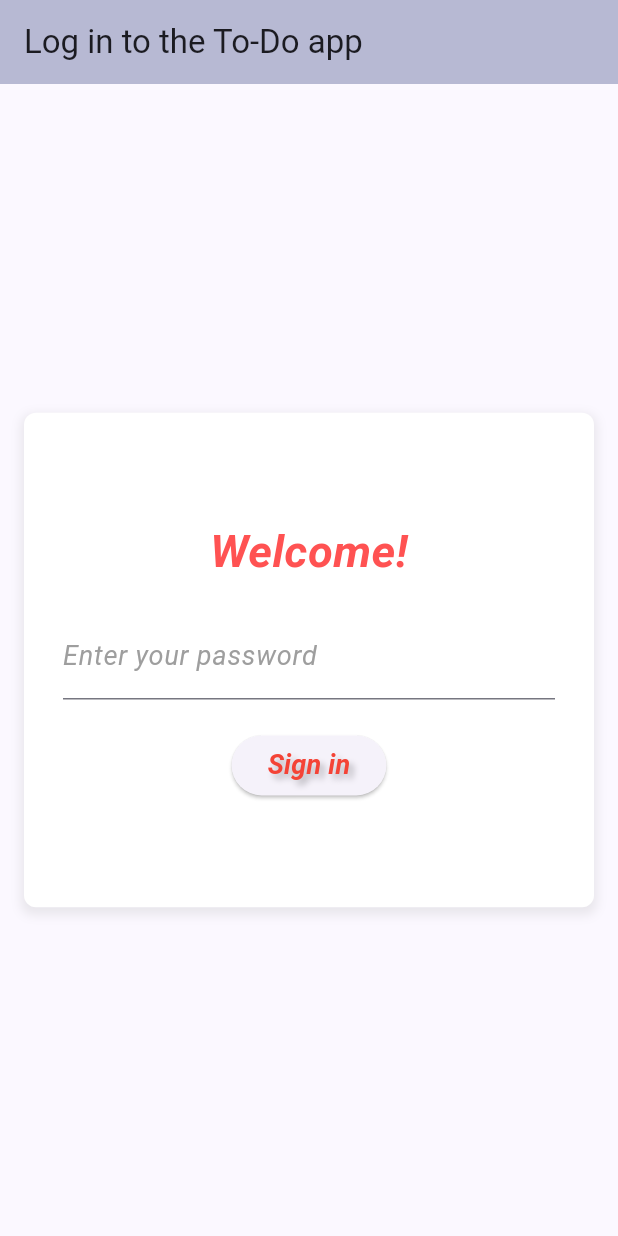
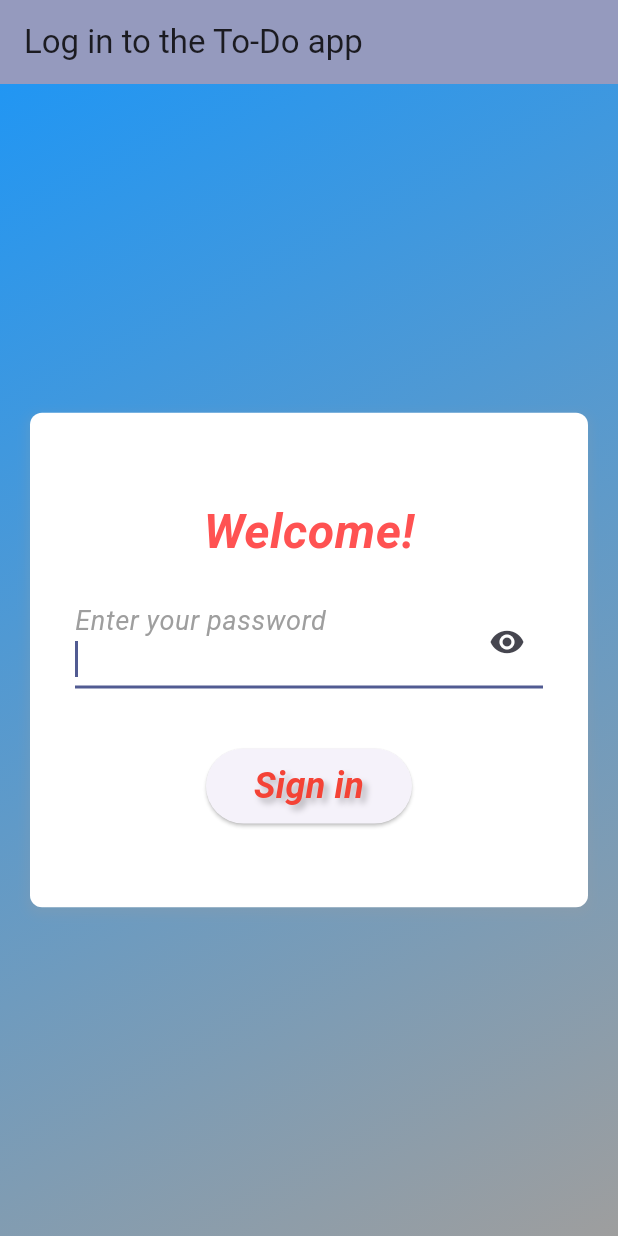
Before and after one commit to Spartakm67/flutter_home_work8, a Flutter app: the screen it shows after launch, on a phone screen of 412 x 824 dp. Run offline on Flutter 3.47's test engine with Material 3 defaults, Android fonts, the phone set to English and light mode, and no system bars; our stand-ins replace flutter_dotenv.

Commit message:
Styles updated

```diff
--- a/lib/main.dart
+++ b/lib/main.dart
@@ -1,6 +1,5 @@
 import 'package:flutter/material.dart';
 import 'package:flutter_dotenv/flutter_dotenv.dart';
-import 'package:flutter_home_work8/screens/home_screen.dart';
 import 'package:flutter_home_work8/screens/todo_screen.dart';
 import 'package:flutter_home_work8/screens/password_screen.dart';
 
@@ -15,7 +14,8 @@ class MyApp extends StatelessWidget {
   @override
   Widget build(BuildContext context) {
     return MaterialApp(
-      title: 'Flutter Demo',
+      debugShowCheckedModeBanner: false,
+      title: 'Flutter HW8',
       theme: ThemeData(
         colorScheme: ColorScheme.fromSeed(seedColor: Colors.indigo),
         useMaterial3: true,
@@ -23,7 +23,6 @@ class MyApp extends StatelessWidget {
       initialRoute: '/',
       routes: {
         '/': (context) => const PasswordScreen(),
-        '/home': (context) => const HomeScreen(),
         '/todo': (context) => const TodoScreen(),
       },
     );
--- a/lib/screens/password_screen.dart
+++ b/lib/screens/password_screen.dart
@@ -13,23 +13,17 @@ class PasswordScreen extends StatefulWidget {
 class PasswordScreenState extends State<PasswordScreen> {
   final TextEditingController _passwordController = TextEditingController();
   final String _correctPassword = dotenv.env['PASSWORD'] ?? '';
+  bool _obscureText = true;
 
-  void _checkPassword() {
-    if (_passwordController.text == _correctPassword) {
-      ScaffoldMessenger.of(context).showSnackBar(
-        const SnackBar(
-          content: Text('Successful login!'),
-        ),
-      );
-      Navigator.pushReplacementNamed(context, '/todo');
-    } else {
-      ScaffoldMessenger.of(context).showSnackBar(
-        const SnackBar(
-          content: Text('Invalid password!'),
-        ),
-      );
-      _passwordController.clear();
+  @override
+  void initState() {
+    super.initState();
   }
+
+  @override
+  void dispose() {
+    _passwordController.dispose();
+    super.dispose();
   }
 
   @override
@@ -37,14 +31,22 @@ class PasswordScreenState extends State<PasswordScreen> {
     return Scaffold(
       appBar: AppBar(
         title: const Text('Log in to the To-Do app'),
-        backgroundColor: Theme.of(context).colorScheme.primary.withOpacity(0.4),
+        backgroundColor: Theme.of(context).colorScheme.primary.withOpacity(0.6),
       ),
-      body: Center(
+      body: Container(
+        decoration: const BoxDecoration(
+          gradient: LinearGradient(
+            colors: [Colors.blue, Colors.grey],
+            begin: Alignment.topLeft,
+            end: Alignment.bottomRight,
+          ),
+        ),
+        child: Center(
           child: Padding(
-          padding: const EdgeInsets.all(16.0),
+            padding: const EdgeInsets.all(20.0),
             child: Container(
               height: MediaQuery.of(context).size.height * 0.4,
-            padding: const EdgeInsets.all(26.0),
+              padding: const EdgeInsets.all(30.0),
               decoration: ContainerStyles.containerDecoration,
               child: Column(
                 mainAxisAlignment: MainAxisAlignment.center,
@@ -58,19 +60,32 @@ class PasswordScreenState extends State<PasswordScreen> {
                     decoration: InputDecoration(
                       labelText: 'Enter your password',
                       labelStyle: TextStyles.labelText(context),
-                    // alignLabelWithHint: true,
+                      suffixIcon: IconButton(
+                        icon: Icon(
+                          _obscureText ? Icons.visibility : Icons.visibility_off,
                         ),
-                  textAlign: TextAlign.center,
-                  obscureText: true,
+                        onPressed: () {
+                          setState(() {
+                            _obscureText = !_obscureText;
+                          });
+                        },
+                      ),
+                    ),
+                    // textAlign: TextAlign.center,
+                    obscureText: _obscureText,
+                    autofocus: true,
                   ),
                   const SizedBox(
-                  height: 20,
+                    height: 40,
                   ),
                   ElevatedButton(
                     onPressed: _checkPassword,
-                  child: const Text(
+                    child: const Padding(
+                      padding: EdgeInsets.all(8.0),
+                      child: Text(
                         'Sign in',
                         style: TextStyles.buttonText,
+                      ),
                     ),
                   ),
                 ],
@@ -78,6 +93,26 @@ class PasswordScreenState extends State<PasswordScreen> {
             ),
           ),
         ),
+      ),
     );
   }
+
+  void _checkPassword() {
+    if (_passwordController.text == _correctPassword) {
+      ScaffoldMessenger.of(context).showSnackBar(
+        const SnackBar(
+          content: Text('Successful login!'),
+        ),
+      );
+      Navigator.pushNamed(context, '/todo');
+      _passwordController.clear();
+    } else {
+      ScaffoldMessenger.of(context).showSnackBar(
+        const SnackBar(
+          content: Text('Invalid password!'),
+        ),
+      );
+      _passwordController.clear();
     }
+  }
+}
--- a/lib/styles/text_styles.dart
+++ b/lib/styles/text_styles.dart
@@ -2,7 +2,7 @@ import 'package:flutter/material.dart';
 
 class TextStyles {
   static const TextStyle buttonText = TextStyle(
-    fontSize: 18,
+    fontSize: 24,
     color: Colors.red,
     fontStyle: FontStyle.italic,
     fontWeight: FontWeight.bold,
@@ -27,7 +27,7 @@ class TextStyles {
 
   static TextStyle labelText(BuildContext context) {
     double screenWidth = MediaQuery.of(context).size.width;
-    double fontSize = screenWidth < 400 ? 12 : 18;
+    double fontSize = screenWidth < 400 ? 18 : 24;
     return TextStyle(
       fontSize: fontSize,
       color: Colors.grey,
@@ -36,7 +36,7 @@ class TextStyles {
   }
 
   static const TextStyle greetingsText = TextStyle(
-    fontSize: 30,
+    fontSize: 32,
     color: Colors.redAccent,
     fontStyle: FontStyle.italic,
     fontWeight: FontWeight.bold,
```
Also changed, not shown: lib/screens/home_screen.dart (deleted, +0 -38 lines). Lines whose indentation alone changed are shown as unchanged.
